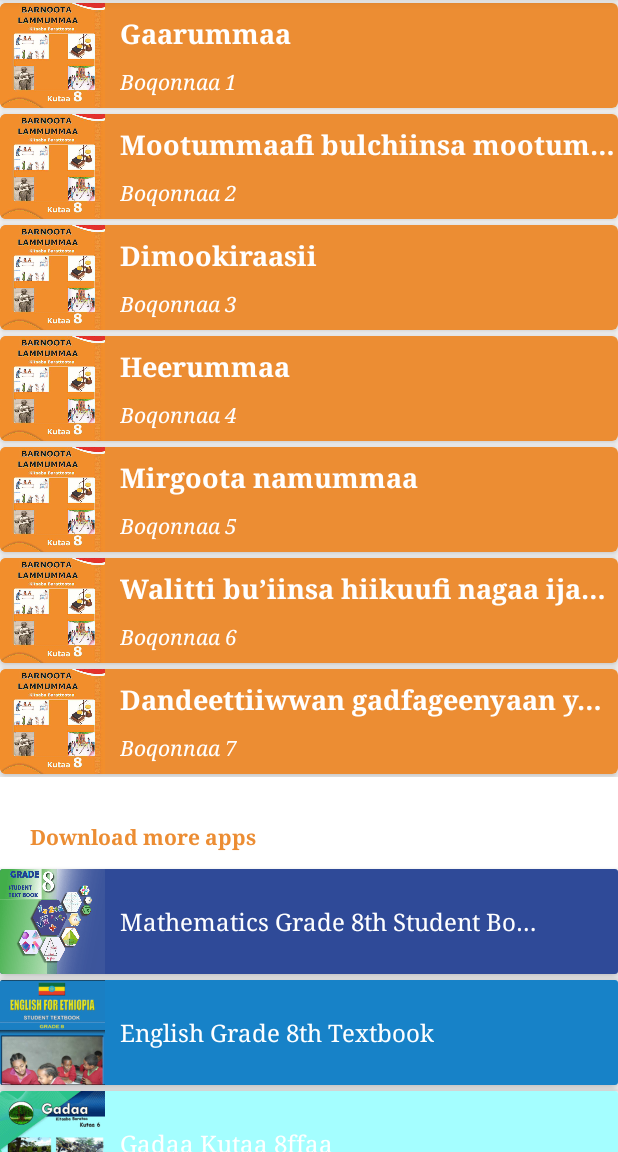
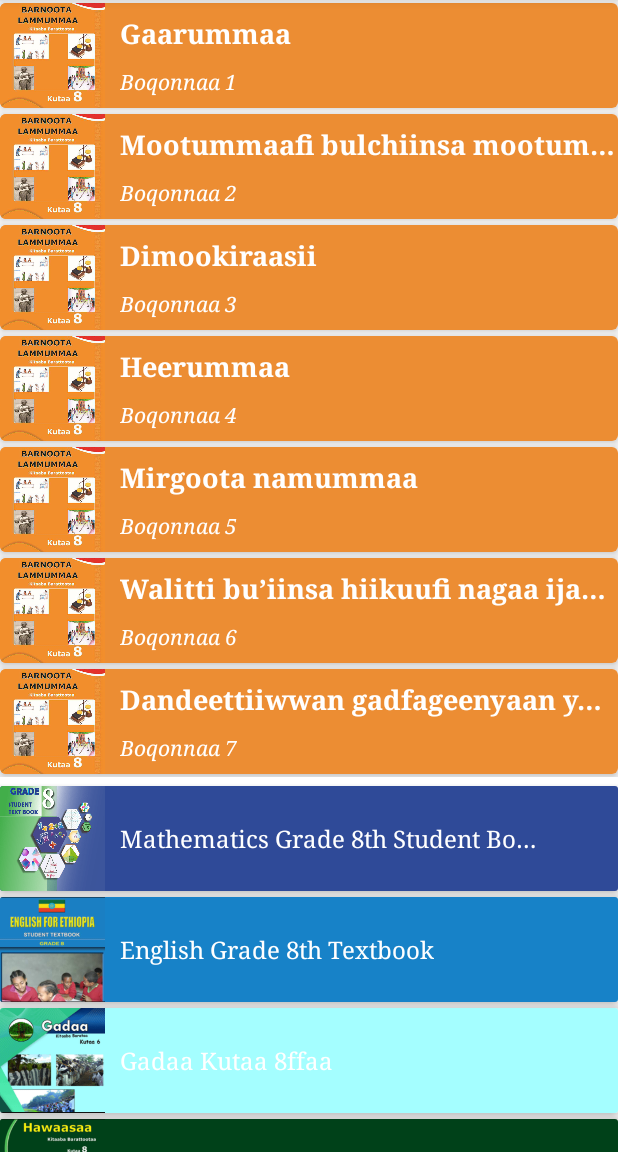
Before and after one commit to beresaabebe/Lammummaa-Kutaa-8ffaa, an Android app: the screen it shows after launch (MainActivity), on a phone screen of 412 x 824 dp, the part 84-1236 px from its top. Run offline under Robolectric (Android 15) with nearby library versions, the phone set to English and light mode, and no system bars; libraries missing offline, so code that uses them is left out: com.facebook.ads; 20 statements that could not run were skipped.

Commit message:
save 08/20/2023

```diff
--- a/app/src/main/java/com/beckytech/lammummaakutaa8ffaa/MainActivity.java
+++ b/app/src/main/java/com/beckytech/lammummaakutaa8ffaa/MainActivity.java
@@ -254,7 +254,7 @@ public class MainActivity extends AppCompatActivity implements Adapter.onBookCli
         if (item.getItemId() == R.id.action_update) {
             showAdWithDelay();
             SharedPreferences pref = PreferenceManager.getDefaultSharedPreferences(this);
-            int lastVersion = pref.getInt("lastVersion", 7);
+            int lastVersion = pref.getInt("lastVersion", 8);
             String url = "https://play.google.com/store/apps/details?id=" + getPackageName();
             if (lastVersion < BuildConfig.VERSION_CODE) {
                 startActivity(new Intent(Intent.ACTION_VIEW, Uri.parse(url)));
@@ -375,7 +375,8 @@ public class MainActivity extends AppCompatActivity implements Adapter.onBookCli
             if (task.isSuccessful()) {
                 reviewInfo = task.getResult();
             } else {
-                Toast.makeText(this, "Review fail to start!", Toast.LENGTH_SHORT).show();
+                Log.d(MainActivity.class.getSimpleName(),"Review fail to start!");
+//                Toast.makeText(this, "Review fail to start!", Toast.LENGTH_SHORT).show();
             }
         });
     }
--- a/app/src/main/res/layout/activity_main.xml
+++ b/app/src/main/res/layout/activity_main.xml
@@ -27,31 +27,16 @@
             android:layout_width="match_parent"
             android:layout_height="wrap_content"
             android:layout_below="@id/recyclerView_main_item"
-            android:layout_margin="10dp"
+            android:layout_margin="2dp"
             android:orientation="vertical"
             app:layout_constraintBottom_toBottomOf="parent" />
-
-        <TextView
-            android:id="@+id/download_textview"
-            android:layout_width="match_parent"
-            android:layout_height="match_parent"
-            android:layout_marginStart="10dp"
-            android:layout_marginEnd="10dp"
-            android:fontFamily="serif"
-            android:layout_below="@id/banner_container"
-            android:gravity="start"
-            android:padding="10dp"
-            android:text="@string/download_more_apps"
-            android:textColor="@color/colorPrimaryDark"
-            android:textSize="14sp"
-            android:textStyle="bold" />
 
         <androidx.recyclerview.widget.RecyclerView
             android:id="@+id/moreAppsRecycler"
             android:layout_width="match_parent"
             android:layout_height="match_parent"
             android:nestedScrollingEnabled="false"
-            android:layout_below="@+id/download_textview"
+            android:layout_below="@+id/banner_container"
             android:orientation="vertical"
             app:layoutManager="androidx.recyclerview.widget.LinearLayoutManager"
             tools:listitem="@layout/more_apps_list_item" />
```
Also changed, not shown: app/build.gradle (+4 -4 lines), 1 other file.
